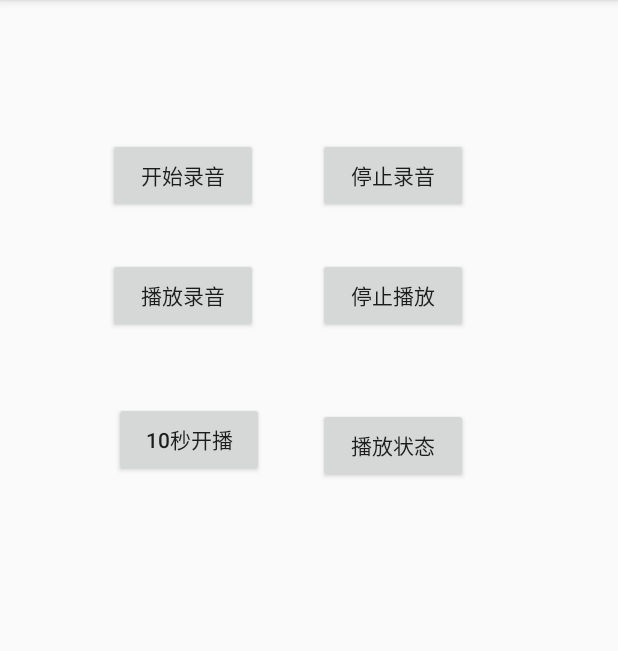
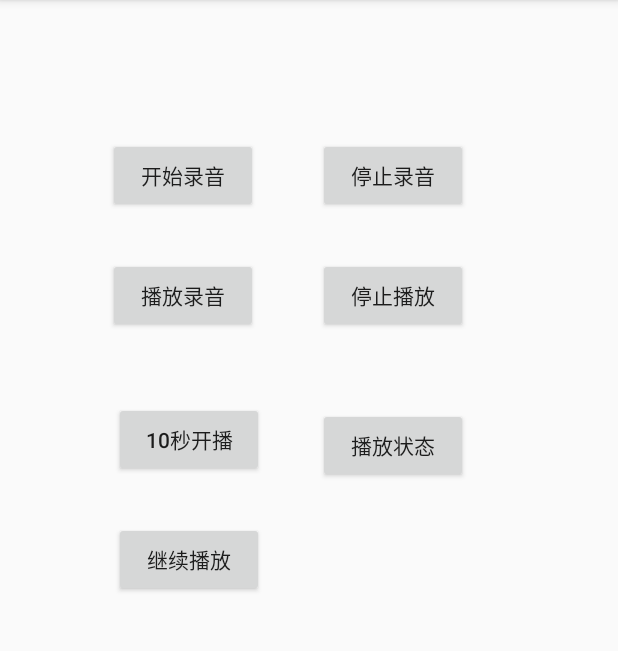
Before and after one commit to donbe/JYMediaPlayer, an Android app: the screen it shows after launch (MainActivity), after a tap on "播放录音", on a phone screen of 412 x 824 dp, the part 84-735 px from its top. Run offline under Robolectric (Android 15) with nearby library versions, the phone set to English and light mode, and no system bars.

Commit message:
增加继续播放功能

```diff
--- a/app/src/main/java/com/example/myapplication/JYMediaPlayer.java
+++ b/app/src/main/java/com/example/myapplication/JYMediaPlayer.java
@@ -25,6 +25,14 @@ public class JYMediaPlayer implements MediaPlayer.OnErrorListener, MediaPlayer.O
     // 播放到多少毫秒
     private int stopTo;
 
+    // 当前播放时间点
+    private int currentPos;
+
+    // 当前正在播放的context
+    private Context context;
+
+    // 当前正在播放的音乐文件路径
+    private Uri uri;
 
 
     public JYMediaPlayer() {
@@ -66,6 +74,8 @@ public class JYMediaPlayer implements MediaPlayer.OnErrorListener, MediaPlayer.O
 
         seekTo = seekms;
         stopTo = stopms;
+        this.context = context;
+        this.uri = uri;
 
         try {
             mediaPlayer.setDataSource(context, uri);
@@ -84,11 +94,19 @@ public class JYMediaPlayer implements MediaPlayer.OnErrorListener, MediaPlayer.O
         releaseMediaPlayer();
     }
 
+    /*继续播放*/
+    synchronized public void resume() {
+        if (context != null && uri != null) {
+            this.play(context, uri, currentPos, stopTo);
+        }
+    }
+
     /*启动定时器*/
     private void startTimer(){
 
         if (timer != null)return;
 
+        JYMediaPlayer self = this;
         timer = new Timer();
         timer.schedule(new TimerTask() {
 
@@ -106,18 +124,20 @@ public class JYMediaPlayer implements MediaPlayer.OnErrorListener, MediaPlayer.O
                     return;
                 }
 
+                currentPos = mediaPlayer.getCurrentPosition();
+
                 if (mListener != null){
-                    mListener.onPlayerPlaying(mediaPlayer.getCurrentPosition());
+                    mListener.onPlayerPlaying(currentPos);
                 }
 
-                if (stopTo >0 && mediaPlayer.getCurrentPosition() > stopTo){
+                if (stopTo >0 && currentPos > stopTo){
                     stopTo = 0;
                     stop();
                 }
             }
 
             // 人耳大约能分辨100毫秒左右的是延迟，所以设置50毫秒的间隔时间
-        }, 0, 50);
+        }, 0, 10);
     }
 
     /*
--- a/app/src/main/java/com/example/myapplication/MainActivity.java
+++ b/app/src/main/java/com/example/myapplication/MainActivity.java
@@ -70,8 +70,13 @@ public class MainActivity extends AppCompatActivity implements View.OnClickListe
         Button startSeek = findViewById(R.id.startSeek);
         startSeek.setOnClickListener(this);
 
+        // 播放状态
         Button isplaying= findViewById(R.id.isplaying);
         isplaying.setOnClickListener(this);
+
+        // 继续播放
+        Button resume= findViewById(R.id.resume);
+        resume.setOnClickListener(this);
 
     }
 
@@ -103,6 +108,10 @@ public class MainActivity extends AppCompatActivity implements View.OnClickListe
                 isplaying();
             }
             break;
+            case R.id.resume:{
+                resume();
+            }
+            break;
         }
     }
 
@@ -114,6 +123,12 @@ public class MainActivity extends AppCompatActivity implements View.OnClickListe
     /*停止录音*/
     private void stopRecord(){
 
+    }
+
+    /*继续播放录音*/
+    private void resume(){
+
+        player.resume();
     }
 
     /*播放状态*/
--- a/app/src/main/res/layout/content_main.xml
+++ b/app/src/main/res/layout/content_main.xml
@@ -64,6 +64,17 @@
         app:layout_constraintTop_toTopOf="parent" />
 
     <Button
+        android:id="@+id/resume"
+        android:layout_width="100dp"
+        android:layout_height="50dp"
+        android:layout_marginStart="76dp"
+        android:layout_marginLeft="76dp"
+        android:layout_marginTop="348dp"
+        android:text="继续播放"
+        app:layout_constraintStart_toStartOf="parent"
+        app:layout_constraintTop_toTopOf="parent" />
+
+    <Button
         android:id="@+id/stopPlay"
         android:layout_width="100dp"
         android:layout_height="50dp"
```
